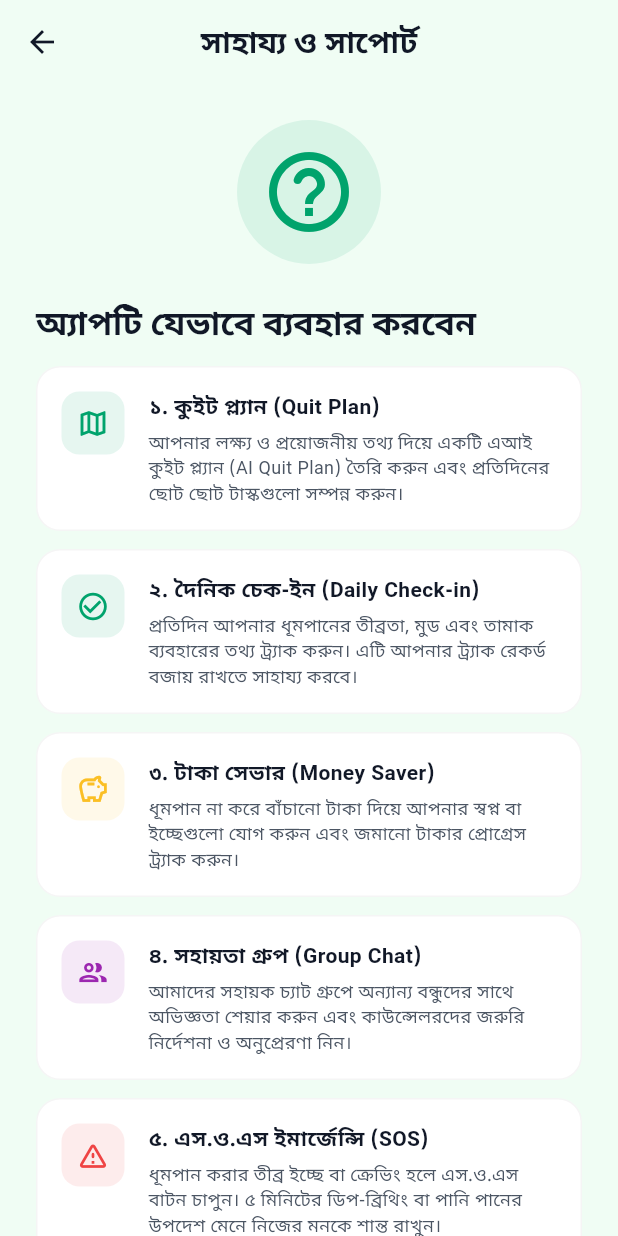
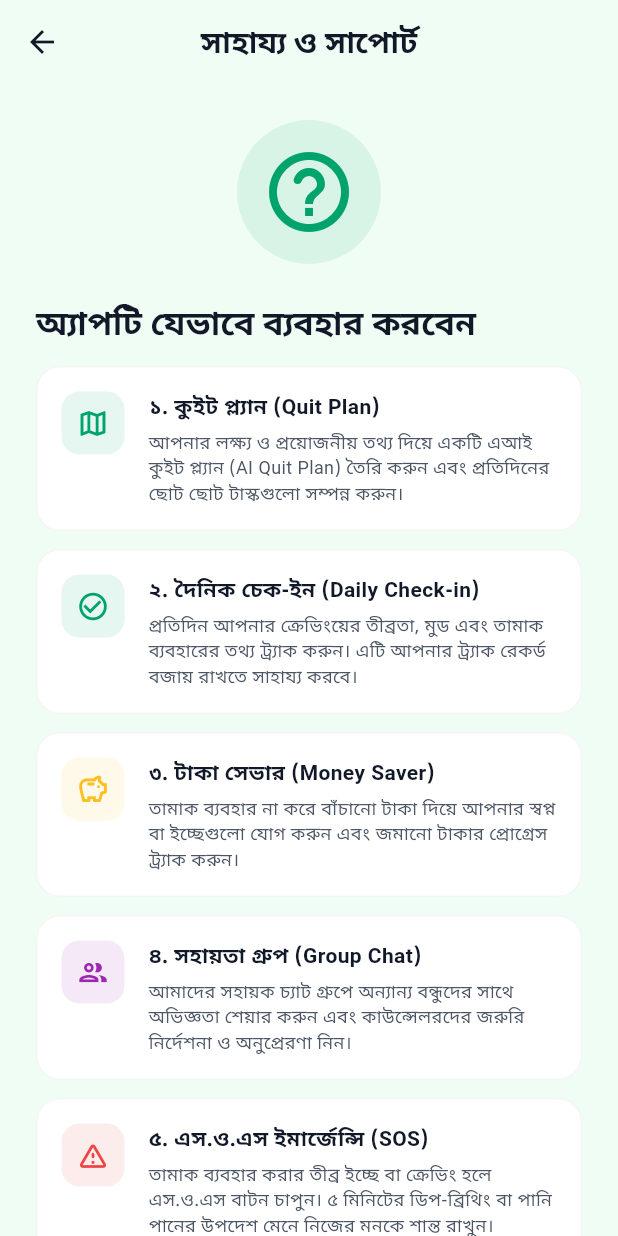
Before and after one commit to Ariful-Islam010/tamak, a Flutter app: the HelpSupportScreen screen opened directly, on a phone screen of 412 x 824 dp. Run offline on Flutter 3.47's test engine with Material 3 defaults, Android fonts, the phone set to English and light mode, and no system bars; our stand-ins replace audioplayers, firebase_core, flutter_dotenv, flutter_local_notifications, flutter_riverpod, google_fonts and 6 more; accounts and stored records are empty.

Commit message:
refactor: remove cigarettes_smoked columns and update app & backend to tobacco terminology

```diff
--- a/tobacco_awareness/lib/screens/help_support_screen.dart
+++ b/tobacco_awareness/lib/screens/help_support_screen.dart
@@ -54,7 +54,7 @@
             _buildGuideItem(
               context,
               "২. দৈনিক চেক-ইন (Daily Check-in)",
-              "প্রতিদিন আপনার ধূমপানের তীব্রতা, মুড এবং তামাক ব্যবহারের তথ্য ট্র্যাক করুন। এটি আপনার ট্র্যাক রেকর্ড বজায় রাখতে সাহায্য করবে।",
+              "প্রতিদিন আপনার ক্রেভিংয়ের তীব্রতা, মুড এবং তামাক ব্যবহারের তথ্য ট্র্যাক করুন। এটি আপনার ট্র্যাক রেকর্ড বজায় রাখতে সাহায্য করবে।",
               Icons.check_circle_outline,
               AppTheme.primaryGreen,
             ),
@@ -62,7 +62,7 @@
             _buildGuideItem(
               context,
               "৩. টাকা সেভার (Money Saver)",
-              "ধূমপান না করে বাঁচানো টাকা দিয়ে আপনার স্বপ্ন বা ইচ্ছেগুলো যোগ করুন এবং জমানো টাকার প্রোগ্রেস ট্র্যাক করুন।",
+              "তামাক ব্যবহার না করে বাঁচানো টাকা দিয়ে আপনার স্বপ্ন বা ইচ্ছেগুলো যোগ করুন এবং জমানো টাকার প্রোগ্রেস ট্র্যাক করুন।",
               Icons.savings_outlined,
               AppTheme.accentYellow,
             ),
@@ -78,7 +78,7 @@
             _buildGuideItem(
               context,
               "৫. এস.ও.এস ইমার্জেন্সি (SOS)",
-              "ধূমপান করার তীব্র ইচ্ছে বা ক্রেভিং হলে এস.ও.এস বাটন চাপুন। ৫ মিনিটের ডিপ-ব্রিথিং বা পানি পানের উপদেশ মেনে নিজের মনকে শান্ত রাখুন।",
+              "তামাক ব্যবহার করার তীব্র ইচ্ছে বা ক্রেভিং হলে এস.ও.এস বাটন চাপুন। ৫ মিনিটের ডিপ-ব্রিথিং বা পানি পানের উপদেশ মেনে নিজের মনকে শান্ত রাখুন।",
               Icons.warning_amber_rounded,
               AppTheme.errorColor,
             ),
--- a/tobacco_awareness/lib/screens/home_dashboard_screen.dart
+++ b/tobacco_awareness/lib/screens/home_dashboard_screen.dart
@@ -72,10 +72,10 @@
     final moneyProvider = ref.watch(moneySaverProvider);
     final userName = user?.displayName ?? "ব্যবহারকারী";
 
-    int smokeFreeDays = 0;
+    int tobaccoFreeDays = 0;
     if (user?.quitDate != null) {
       final diff = TimeUtils.daysDifferenceBst(TimeUtils.nowBst, user!.quitDate!) + 1;
-      if (diff >= 1) smokeFreeDays = diff;
+      if (diff >= 1) tobaccoFreeDays = diff;
     }
 
     final int totalSaved = moneyProvider.totalSavings;
@@ -185,7 +185,7 @@
                     Expanded(
                       child: _DashboardStatCard(
                         title: "তামাকমুক্ত দিন",
-                        value: _toBengali(smokeFreeDays),
+                        value: _toBengali(tobaccoFreeDays),
                         icon: Icons.air,
                         color: AppTheme.primaryGreen,
                       ),
--- a/tobacco_awareness/lib/screens/onboarding_screen.dart
+++ b/tobacco_awareness/lib/screens/onboarding_screen.dart
@@ -15,13 +15,13 @@
 
   final List<Map<String, String>> _onboardingData = [
     {
-      "title": "ধূমপান ছাড়ার সময় এখনই!",
+      "title": "তামাক ছাড়ার সময় এখনই!",
       "description": "একটি নতুন এবং সুস্থ জীবনের পথে আজই প্রথম ধাপ ফেলুন।",
       "image": "assets/images/onboarding1.png", // Placeholder
     },
     {
       "title": "নিজেকে নতুনভাবে গড়ুন।",
-      "description": "প্রতিটি দিন ধূমপানমুক্ত থাকা আপনার জন্য একটি নতুন বিজয়।",
+      "description": "প্রতিটি দিন তামাকমুক্ত থাকা আপনার জন্য একটি নতুন বিজয়।",
       "image": "assets/images/onboarding2.png", // Placeholder
     },
     {
--- a/tobacco_awareness/lib/screens/privacy_security_screen.dart
+++ b/tobacco_awareness/lib/screens/privacy_security_screen.dart
@@ -36,7 +36,7 @@
             _buildSection(
               context,
               "তথ্য নিরাপত্তা",
-              "আপনার সমস্ত ব্যক্তিগত তথ্য এবং ধূমপান বর্জনের ইতিহাস আমাদের সুরক্ষিত সার্ভারে (Secure Server) সম্পূর্ণ এনক্রিপ্ট অবস্থায় সুরক্ষিত থাকে। আপনার অনুমতি ছাড়া এই ডেটা তৃতীয় কোনো পক্ষের সাথে শেয়ার করা হয় না।",
+              "আপনার সমস্ত ব্যক্তিগত তথ্য এবং তামাক বর্জনের ইতিহাস আমাদের সুরক্ষিত সার্ভারে (Secure Server) সম্পূর্ণ এনক্রিপ্ট অবস্থায় সুরক্ষিত থাকে। আপনার অনুমতি ছাড়া এই ডেটা তৃতীয় কোনো পক্ষের সাথে শেয়ার করা হয় না।",
             ),
             const SizedBox(height: 16),
             _buildSection(
--- a/tobacco_awareness/lib/screens/profile_assessment_screen.dart
+++ b/tobacco_awareness/lib/screens/profile_assessment_screen.dart
@@ -206,7 +206,6 @@
     // Generate AI Plan
     final String? aiPlan = await GroqAiService.generateQuitPlan(
       durationInDays: _selectedDuration ?? 7,
-      cigarettesPerDay: 0,
       age: _ageController.text,
       gender: _selectedGender ?? "পুরুষ",
     );
--- a/tobacco_awareness/lib/screens/splash_screen.dart
+++ b/tobacco_awareness/lib/screens/splash_screen.dart
@@ -29,7 +29,7 @@
 
   final List<String> _quotes = [
     "তামাকমুক্ত প্রতিটি নিঃশ্বাস হোক এক নতুন জীবনের আশ্বাস। 🌿",
-    "ধূমপান ত্যাগ করুন, আপনার ফুসফুসকে মুক্ত বাতাসে শ্বাস নিতে দিন। 🍃",
+    "তামাক মুক্ত থাকুন, আপনার শরীর ও ফুসফুসকে মুক্ত বাতাসে শ্বাস নিতে দিন। 🍃",
     "প্রতিটি দিন একটি নতুন সুযোগ তামাকমুক্ত জীবন গড়ার। ✨",
     "আপনার স্বাস্থ্য আপনার সেরা সম্পদ, তামাকমুক্ত থাকুন। 💖",
     "আজকের সিদ্ধান্ত হোক সুস্থ ও সুন্দর আগামীর নিশ্চয়তা। 🌟",
--- a/tobacco_awareness/lib/services/groq_ai_service.dart
+++ b/tobacco_awareness/lib/services/groq_ai_service.dart
@@ -8,7 +8,6 @@
 
   static Future<String?> generateQuitPlan({
     required int durationInDays,
-    int cigarettesPerDay = 0,
     required String age,
     required String gender,
   }) async {
@@ -20,7 +19,6 @@
         },
         body: jsonEncode({
           'durationInDays': durationInDays,
-          'cigarettesPerDay': cigarettesPerDay,
           'age': age,
           'gender': gender,
         }),
--- a/tobacco_awareness/lib/services/notification_service.dart
+++ b/tobacco_awareness/lib/services/notification_service.dart
@@ -232,7 +232,7 @@
         // Plan hasn't started yet
         final daysLeft = -diff;
         notifTitle = '⏳ পরিকল্পনা শুরু হতে $daysLeft দিন বাকি!';
-        notifBody = 'প্রস্তুত থাকুন। ধূমপান ছাড়ার যাত্রা শুরু হতে চলেছে! 🜏';
+        notifBody = 'প্রস্তুত থাকুন। তামাকমুক্ত জীবনের যাত্রা শুরু হতে চলেছে! 🜏';
       } else if (diff == 0) {
         // Day 1
         notifTitle = '🌅 আজ আপনার পরিকল্পনার ১ম দিন!';
--- a/tobacco_awareness/lib/utils/fallback_constants.dart
+++ b/tobacco_awareness/lib/utils/fallback_constants.dart
@@ -2,19 +2,19 @@
   static const List<Map<String, String>> quitPlans = [
     {
       "title": "মানসিক চাপ নিয়ন্ত্রণ",
-      "desc": "আপনার প্রোফাইলের তথ্য অনুযায়ী, আজ আপনার মূল ফোকাস হবে স্ট্রেস বা মানসিক চাপ কমানো। যখনই ধূমপান করতে ইচ্ছা করবে, লম্বা শ্বাস নিন এবং অন্য কাজে মনোযোগ দিন।",
-      "user_task": "যখনই ধূমপান করার ইচ্ছা হবে, তখন এক গ্লাস পানি পান করুন এবং ১০ বার লম্বা করে শ্বাস নিন।",
+      "desc": "আপনার প্রোফাইলের তথ্য অনুযায়ী, আজ আপনার মূল ফোকাস হবে স্ট্রেস বা মানসিক চাপ কমানো। যখনই তামাক ব্যবহার করতে ইচ্ছা করবে, লম্বা শ্বাস নিন এবং অন্য কাজে মনোযোগ দিন।",
+      "user_task": "যখনই তামাক ব্যবহার করার ইচ্ছা হবে, তখন এক গ্লাস পানি পান করুন এবং ১০ বার লম্বা করে শ্বাস নিন।",
       "ai_task": "আমি আপনার জন্য ৫ মিনিটের একটি মানসিক শান্তির অডিও গাইড সাজিয়েছি।"
     },
     {
       "title": "ট্রিগার এড়িয়ে চলা",
-      "desc": "আজকের লক্ষ্য হলো আপনার ধূমপানের ট্রিগারগুলো চিহ্নিত করা এবং সেগুলো এড়িয়ে চলা। চা বা কফির বদলে আজ পানি বা ফলের রস পান করুন।",
-      "user_task": "আপনার ধূমপানের ট্রিগারগুলো চিহ্নিত করে একটি লিস্ট করুন এবং সেগুলো থেকে দূরে থাকুন।",
-      "ai_task": "আমি আপনার জন্য বিকল্প স্বাস্থ্যকর পনীয়ের একটি তালিকা তৈরি করেছি।"
+      "desc": "আজকের লক্ষ্য হলো আপনার তামাক ব্যবহারের ট্রিগারগুলো চিহ্নিত করা এবং সেগুলো এড়িয়ে চলা। চা বা কফির বদলে আজ পানি বা ফলের রস পান করুন।",
+      "user_task": "আপনার তামাক ব্যবহারের ট্রিগারগুলো চিহ্নিত করে একটি লিস্ট করুন এবং সেগুলো থেকে দূরে থাকুন।",
+      "ai_task": "আমি আপনার জন্য বিকল্প স্বাস্থ্যকর পানীয়ের একটি তালিকা তৈরি করেছি।"
     },
     {
       "title": "নতুন অভ্যাস তৈরি",
-      "desc": "ধূমপানের বদলে একটি নতুন স্বাস্থ্যকর অভ্যাস শুরু করুন। যেমন: হাঁটা, বই পড়া বা গান শোনা।",
+      "desc": "তামাক ব্যবহারের বদলে একটি নতুন স্বাস্থ্যকর অভ্যাস শুরু করুন। যেমন: হাঁটা, বই পড়া বা গান শোনা।",
       "user_task": "আজ অন্তত ২০ মিনিট হাঁটাহাঁটি করুন বা পছন্দের একটি গান শুনুন।",
       "ai_task": "আপনার জন্য কিছু স্ট্রেস রিলিভিং মিউজিকের সাজেসন প্রস্তুত করা হয়েছে।"
     },
```
Also changed, not shown: tobacco_awareness/lib/providers/gamification_provider.dart (+17 -15 lines), 4 other files.
